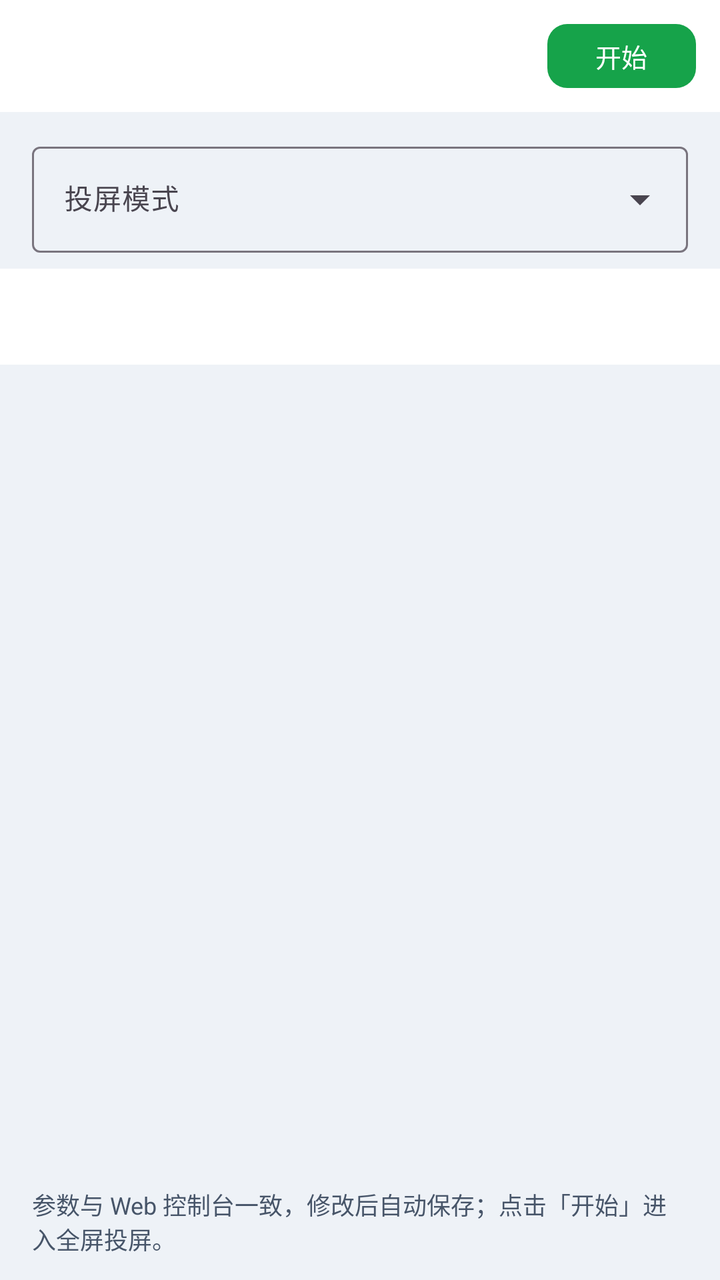
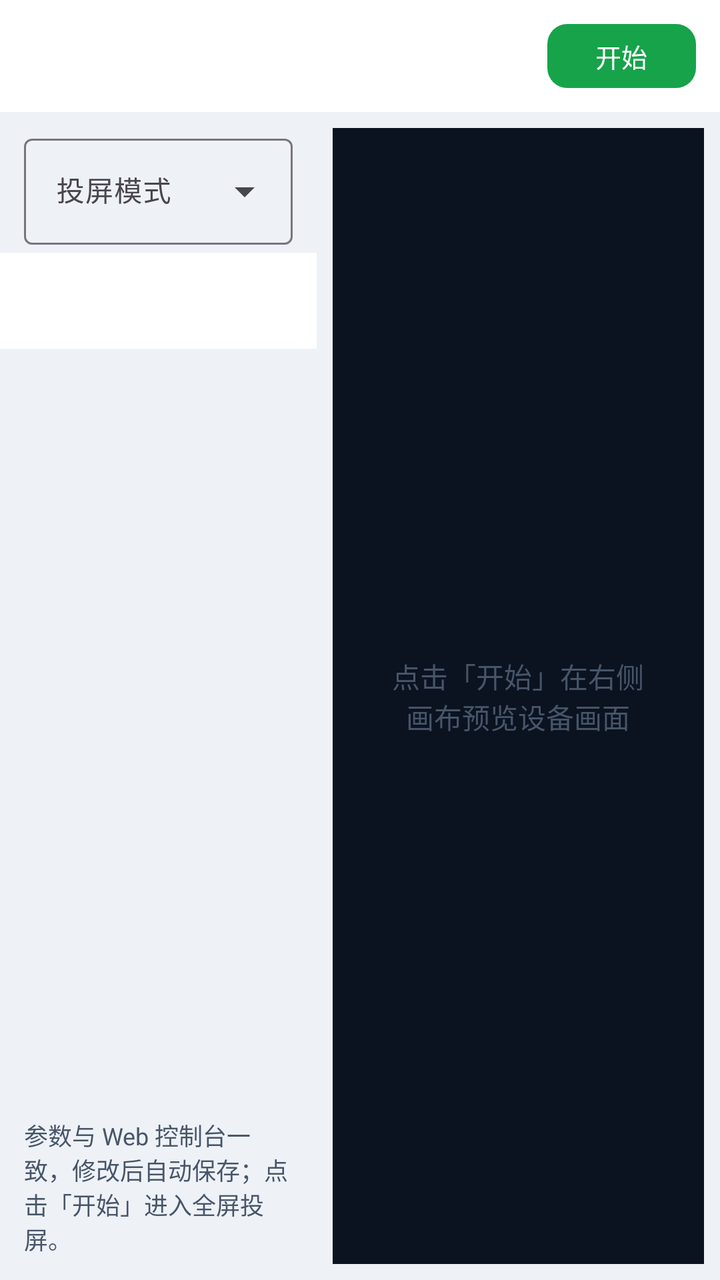

Two renders of the same Android screen: before a commit and after it. Below are the layout's source before the change and the commit's diff.
<!-- AndroidManifest.xml: application theme Theme.CloudPhone -->
<!-- res/layout/activity_device_workspace.xml -->
<?xml version="1.0" encoding="utf-8"?>
<androidx.constraintlayout.widget.ConstraintLayout xmlns:android="http://schemas.android.com/apk/res/android"
    xmlns:app="http://schemas.android.com/apk/res-auto"
    android:layout_width="match_parent"
    android:layout_height="match_parent"
    android:background="@color/auth_background">

    <LinearLayout
        android:id="@+id/headerBar"
        android:layout_width="0dp"
        android:layout_height="wrap_content"
        android:background="@color/auth_surface"
        android:gravity="center_vertical"
        android:minHeight="56dp"
        android:orientation="horizontal"
        android:paddingStart="4dp"
        android:paddingEnd="12dp"
        app:layout_constraintEnd_toEndOf="parent"
        app:layout_constraintStart_toStartOf="parent"
        app:layout_constraintTop_toTopOf="parent">

        <ImageButton
            android:id="@+id/buttonBack"
            android:layout_width="44dp"
            android:layout_height="44dp"
            android:background="?attr/selectableItemBackgroundBorderless"
            android:contentDescription="@string/common_back"
            android:scaleType="center" />

        <TextView
            android:id="@+id/textDeviceName"
            android:layout_width="0dp"
            android:layout_height="wrap_content"
            android:layout_weight="1"
            android:ellipsize="end"
            android:maxLines="1"
            android:textColor="@color/auth_text_primary"
            android:textSize="17sp"
            android:textStyle="bold" />

        <com.google.android.material.button.MaterialButton
            android:id="@+id/buttonStartCast"
            style="@style/Widget.Material3.Button"
            android:layout_width="wrap_content"
            android:layout_height="40dp"
            android:minWidth="72dp"
            android:text="@string/workspace_start_cast"
            android:textSize="13sp"
            app:cornerRadius="10dp" />
    </LinearLayout>

    <com.google.android.material.textfield.TextInputLayout
        android:id="@+id/layoutCastMode"
        style="@style/Widget.Material3.TextInputLayout.OutlinedBox.ExposedDropdownMenu"
        android:layout_width="0dp"
        android:layout_height="wrap_content"
        android:layout_marginStart="16dp"
        android:layout_marginTop="12dp"
        android:layout_marginEnd="16dp"
        android:hint="@string/workspace_cast_mode"
        app:layout_constraintEnd_toEndOf="parent"
        app:layout_constraintStart_toStartOf="parent"
        app:layout_constraintTop_toBottomOf="@id/headerBar">

        <AutoCompleteTextView
            android:id="@+id/inputCastMode"
            android:layout_width="match_parent"
            android:layout_height="wrap_content"
            android:inputType="none"
            android:textSize="14sp" />
    </com.google.android.material.textfield.TextInputLayout>

    <com.google.android.material.tabs.TabLayout
        android:id="@+id/settingsTabs"
        android:layout_width="0dp"
        android:layout_height="wrap_content"
        android:layout_marginTop="8dp"
        android:background="@color/auth_surface"
        app:layout_constraintEnd_toEndOf="parent"
        app:layout_constraintStart_toStartOf="parent"
        app:layout_constraintTop_toBottomOf="@id/layoutCastMode"
        app:tabIndicatorColor="@color/auth_primary"
        app:tabGravity="start"
        app:tabMode="scrollable"
        app:tabSelectedTextColor="@color/auth_primary"
        app:tabTextColor="@color/auth_text_secondary" />

    <androidx.viewpager2.widget.ViewPager2
        android:id="@+id/settingsPager"
        android:layout_width="0dp"
        android:layout_height="0dp"
        app:layout_constraintBottom_toTopOf="@id/textHint"
        app:layout_constraintEnd_toEndOf="parent"
        app:layout_constraintStart_toStartOf="parent"
        app:layout_constraintTop_toBottomOf="@id/settingsTabs" />

    <TextView
        android:id="@+id/textHint"
        android:layout_width="0dp"
        android:layout_height="wrap_content"
        android:paddingStart="16dp"
        android:paddingTop="8dp"
        android:paddingEnd="16dp"
        android:paddingBottom="12dp"
        android:text="@string/workspace_settings_hint"
        android:textColor="@color/auth_text_secondary"
        android:textSize="12sp"
        app:layout_constraintBottom_toBottomOf="parent"
        app:layout_constraintEnd_toEndOf="parent"
        app:layout_constraintStart_toStartOf="parent" />

</androidx.constraintlayout.widget.ConstraintLayout>
<!-- resources referenced by this layout -->
<resources>
  <color name="auth_background">#EEF2F7</color>
  <color name="auth_primary">#16A34A</color>
  <color name="auth_surface">#FFFFFF</color>
  <color name="auth_text_primary">#0F172A</color>
  <color name="auth_text_secondary">#475569</color>
  <string name="common_back">返回</string>
  <string name="workspace_cast_mode">投屏模式</string>
  <string name="workspace_settings_hint">参数与 Web 控制台一致，修改后自动保存；点击「开始」进入全屏投屏。</string>
  <string name="workspace_start_cast">开始</string>
  <style name="Theme.CloudPhone" parent="Base.Theme.CloudPhone" />
  <style name="Base.Theme.CloudPhone" parent="Theme.Material3.DayNight.NoActionBar">
          <item name="colorPrimary">@color/auth_primary</item>
          <item name="android:statusBarColor">@color/auth_background</item>
          <item name="android:navigationBarColor">@color/auth_background</item>
          <item name="android:windowLightStatusBar">true</item>
          <item name="android:windowLightNavigationBar">true</item>
      </style>
</resources>

<!-- the commit's change to res/layout/activity_device_workspace.xml (unified diff, before → after) -->
@@ -49,64 +49,230 @@
             app:cornerRadius="10dp" />
     </LinearLayout>
 
-    <com.google.android.material.textfield.TextInputLayout
-        android:id="@+id/layoutCastMode"
-        style="@style/Widget.Material3.TextInputLayout.OutlinedBox.ExposedDropdownMenu"
+    <androidx.constraintlayout.widget.Guideline
+        android:id="@+id/guidelineSplit"
+        android:layout_width="wrap_content"
+        android:layout_height="wrap_content"
+        android:orientation="vertical"
+        app:layout_constraintGuide_percent="0.44" />
+
+    <LinearLayout
+        android:id="@+id/leftPane"
         android:layout_width="0dp"
-        android:layout_height="wrap_content"
-        android:layout_marginStart="16dp"
-        android:layout_marginTop="12dp"
-        android:layout_marginEnd="16dp"
-        android:hint="@string/workspace_cast_mode"
-        app:layout_constraintEnd_toEndOf="parent"
+        android:layout_height="0dp"
+        android:orientation="vertical"
+        android:paddingBottom="8dp"
+        app:layout_constraintBottom_toBottomOf="parent"
+        app:layout_constraintEnd_toStartOf="@id/guidelineSplit"
         app:layout_constraintStart_toStartOf="parent"
         app:layout_constraintTop_toBottomOf="@id/headerBar">
 
-        <AutoCompleteTextView
-            android:id="@+id/inputCastMode"
-            android:layout_width="match_parent"
-            android:layout_height="wrap_content"
-            android:inputType="none"
-            android:textSize="14sp" />
-    </com.google.android.material.textfield.TextInputLayout>
-
-    <com.google.android.material.tabs.TabLayout
-        android:id="@+id/settingsTabs"
-        android:layout_width="0dp"
-        android:layout_height="wrap_content"
-        android:layout_marginTop="8dp"
-        android:background="@color/auth_surface"
-        app:layout_constraintEnd_toEndOf="parent"
-        app:layout_constraintStart_toStartOf="parent"
-        app:layout_constraintTop_toBottomOf="@id/layoutCastMode"
-        app:tabIndicatorColor="@color/auth_primary"
-        app:tabGravity="start"
-        app:tabMode="scrollable"
-        app:tabSelectedTextColor="@color/auth_primary"
-        app:tabTextColor="@color/auth_text_secondary" />
-
-    <androidx.viewpager2.widget.ViewPager2
-        android:id="@+id/settingsPager"
+        <com.google.android.material.textfield.TextInputLayout
+            android:id="@+id/layoutCastMode"
+            style="@style/Widget.Material3.TextInputLayout.OutlinedBox.ExposedDropdownMenu"
+            android:layout_width="match_parent"
+            android:layout_height="wrap_content"
+            android:layout_marginStart="12dp"
+            android:layout_marginTop="8dp"
+            android:layout_marginEnd="12dp"
+            android:hint="@string/workspace_cast_mode">
+
+            <AutoCompleteTextView
+                android:id="@+id/inputCastMode"
+                android:layout_width="match_parent"
+                android:layout_height="wrap_content"
+                android:inputType="none"
+                android:textSize="14sp" />
+        </com.google.android.material.textfield.TextInputLayout>
+
+        <com.google.android.material.tabs.TabLayout
+            android:id="@+id/settingsTabs"
+            android:layout_width="match_parent"
+            android:layout_height="wrap_content"
+            android:layout_marginTop="4dp"
+            android:background="@color/auth_surface"
+            app:tabGravity="start"
+            app:tabIndicatorColor="@color/auth_primary"
+            app:tabMode="scrollable"
+            app:tabSelectedTextColor="@color/auth_primary"
+            app:tabTextColor="@color/auth_text_secondary" />
+
+        <androidx.viewpager2.widget.ViewPager2
+            android:id="@+id/settingsPager"
+            android:layout_width="match_parent"
+            android:layout_height="0dp"
+            android:layout_weight="1" />
+
+        <TextView
+            android:id="@+id/textHint"
+            android:layout_width="match_parent"
+            android:layout_height="wrap_content"
+            android:paddingStart="12dp"
+            android:paddingTop="6dp"
+            android:paddingEnd="12dp"
+            android:paddingBottom="4dp"
+            android:text="@string/workspace_settings_hint"
+            android:textColor="@color/auth_text_secondary"
+            android:textSize="12sp" />
+    </LinearLayout>
+
+    <FrameLayout
+        android:id="@+id/castViewportHost"
         android:layout_width="0dp"
         android:layout_height="0dp"
-        app:layout_constraintBottom_toTopOf="@id/textHint"
-        app:layout_constraintEnd_toEndOf="parent"
-        app:layout_constraintStart_toStartOf="parent"
-        app:layout_constraintTop_toBottomOf="@id/settingsTabs" />
-
-    <TextView
-        android:id="@+id/textHint"
-        android:layout_width="0dp"
-        android:layout_height="wrap_content"
-        android:paddingStart="16dp"
-        android:paddingTop="8dp"
-        android:paddingEnd="16dp"
-        android:paddingBottom="12dp"
-        android:text="@string/workspace_settings_hint"
-        android:textColor="@color/auth_text_secondary"
-        android:textSize="12sp"
+        android:layout_margin="8dp"
+        android:background="@color/auth_preview_bg"
         app:layout_constraintBottom_toBottomOf="parent"
         app:layout_constraintEnd_toEndOf="parent"
-        app:layout_constraintStart_toStartOf="parent" />
+        app:layout_constraintStart_toEndOf="@id/guidelineSplit"
+        app:layout_constraintTop_toBottomOf="@id/headerBar">
+
+        <include layout="@layout/include_cast_viewport" />
+    </FrameLayout>
 
 </androidx.constraintlayout.widget.ConstraintLayout>
+<!-- res/layout/include_cast_viewport.xml (included above) -->
+<?xml version="1.0" encoding="utf-8"?>
+<FrameLayout xmlns:android="http://schemas.android.com/apk/res/android"
+    xmlns:app="http://schemas.android.com/apk/res-auto"
+    android:id="@+id/castViewportRoot"
+    android:layout_width="match_parent"
+    android:layout_height="match_parent"
+    android:background="@color/auth_preview_bg">
+
+    <TextView
+        android:id="@+id/castViewportPlaceholder"
+        android:layout_width="wrap_content"
+        android:layout_height="wrap_content"
+        android:layout_gravity="center"
+        android:gravity="center"
+        android:padding="24dp"
+        android:text="@string/cast_viewport_idle"
+        android:textColor="@color/auth_text_secondary"
+        android:textSize="14sp" />
+
+    <TextureView
+        android:id="@+id/castTexture"
+        android:layout_width="match_parent"
+        android:layout_height="match_parent"
+        android:keepScreenOn="true"
+        android:visibility="invisible" />
+
+    <include
+        android:id="@+id/castCanvasLogOverlay"
+        layout="@layout/include_cast_canvas_logs"
+        android:layout_width="match_parent"
+        android:layout_height="match_parent"
+        android:visibility="gone" />
+
+    <LinearLayout
+        android:id="@+id/castOverlayError"
+        android:layout_width="match_parent"
+        android:layout_height="match_parent"
+        android:background="#CC0B1220"
+        android:gravity="center"
+        android:orientation="vertical"
+        android:padding="24dp"
+        android:visibility="gone">
+
+        <TextView
+            android:id="@+id/castErrorText"
+            android:layout_width="wrap_content"
+            android:layout_height="wrap_content"
+            android:gravity="center"
+            android:textColor="@color/white"
+            android:textSize="15sp" />
+    </LinearLayout>
+
+    <com.google.android.material.button.MaterialButton
+        android:id="@+id/castFullscreenButton"
+        style="@style/Widget.Material3.Button.TextButton"
+        android:layout_width="wrap_content"
+        android:layout_height="36dp"
+        android:layout_gravity="top|end"
+        android:layout_margin="12dp"
+        android:text="@string/cast_enter_fullscreen"
+        android:textColor="@color/white"
+        android:visibility="gone"
+        app:backgroundTint="#AA0B1220" />
+
+</FrameLayout>
+<!-- res/layout/include_cast_canvas_logs.xml (included above) -->
+<?xml version="1.0" encoding="utf-8"?>
+<FrameLayout xmlns:android="http://schemas.android.com/apk/res/android"
+    xmlns:app="http://schemas.android.com/apk/res-auto"
+    android:id="@+id/castCanvasLogRoot"
+    android:layout_width="match_parent"
+    android:layout_height="match_parent"
+    android:background="#E60B1220"
+    android:clickable="true"
+    android:focusable="true">
+
+    <LinearLayout
+        android:layout_width="match_parent"
+        android:layout_height="match_parent"
+        android:gravity="top|center_horizontal"
+        android:orientation="vertical"
+        android:padding="16dp">
+
+        <com.google.android.material.progressindicator.CircularProgressIndicator
+            android:layout_width="wrap_content"
+            android:layout_height="wrap_content"
+            android:layout_marginTop="12dp"
+            android:indeterminate="true"
+            app:indicatorColor="@color/auth_primary"
+            app:indicatorSize="40dp"
+            app:trackColor="#33FFFFFF"
+            app:trackThickness="4dp" />
+
+        <TextView
+            android:id="@+id/castLoadingText"
+            android:layout_width="wrap_content"
+            android:layout_height="wrap_content"
+            android:layout_marginTop="12dp"
+            android:gravity="center"
+            android:text="@string/cast_starting"
+            android:textColor="@color/white"
+            android:textSize="15sp"
+            android:textStyle="bold" />
+
+        <LinearLayout
+            android:layout_width="match_parent"
+            android:layout_height="0dp"
+            android:layout_marginTop="12dp"
+            android:layout_weight="1"
+            android:background="@drawable/cast_panel_bg"
+            android:orientation="vertical"
+            android:padding="10dp">
+
+            <TextView
+                android:layout_width="match_parent"
+                android:layout_height="wrap_content"
+                android:text="@string/cast_log_title"
+                android:textColor="@color/white"
+                android:textSize="14sp"
+                android:textStyle="bold" />
+
+            <ScrollView
+                android:id="@+id/castLogScroll"
+                android:layout_width="match_parent"
+                android:layout_height="0dp"
+                android:layout_marginTop="8dp"
+                android:layout_weight="1"
+                android:fillViewport="true"
+                android:scrollbars="vertical">
+
+                <TextView
+                    android:id="@+id/castLogText"
+                    android:layout_width="match_parent"
+                    android:layout_height="wrap_content"
+                    android:fontFamily="monospace"
+                    android:lineSpacingExtra="4dp"
+                    android:text="@string/cast_log_placeholder"
+                    android:textColor="@color/white"
+                    android:textIsSelectable="true"
+                    android:textSize="13sp" />
+            </ScrollView>
+        </LinearLayout>
+    </LinearLayout>
+</FrameLayout>
<!-- resource entries referenced after the edit -->
@@ -1,10 +1,27 @@
 <!-- resources referenced by this layout -->
 <resources>
   <color name="auth_background">#EEF2F7</color>
+  <color name="auth_preview_bg">#0B1220</color>
   <color name="auth_primary">#16A34A</color>
   <color name="auth_surface">#FFFFFF</color>
   <color name="auth_text_primary">#0F172A</color>
   <color name="auth_text_secondary">#475569</color>
+  <color name="white">#FFFFFFFF</color>
+  <!-- drawable cast_panel_bg (drawable) -->
+  <?xml version="1.0" encoding="utf-8"?>
+  <shape xmlns:android="http://schemas.android.com/apk/res/android"
+      android:shape="rectangle">
+      <solid android:color="#B30B1220" />
+      <corners android:radius="999dp" />
+      <stroke
+          android:width="1dp"
+          android:color="#33FFFFFF" />
+  </shape>
+  <string name="cast_enter_fullscreen">全屏</string>
+  <string name="cast_log_placeholder">等待连接日志…</string>
+  <string name="cast_log_title">连接日志</string>
+  <string name="cast_starting">正在启动 scrcpy 投屏…</string>
+  <string name="cast_viewport_idle">点击「开始」在右侧画布预览设备画面</string>
   <string name="common_back">返回</string>
   <string name="workspace_cast_mode">投屏模式</string>
   <string name="workspace_settings_hint">参数与 Web 控制台一致，修改后自动保存；点击「开始」进入全屏投屏。</string>
